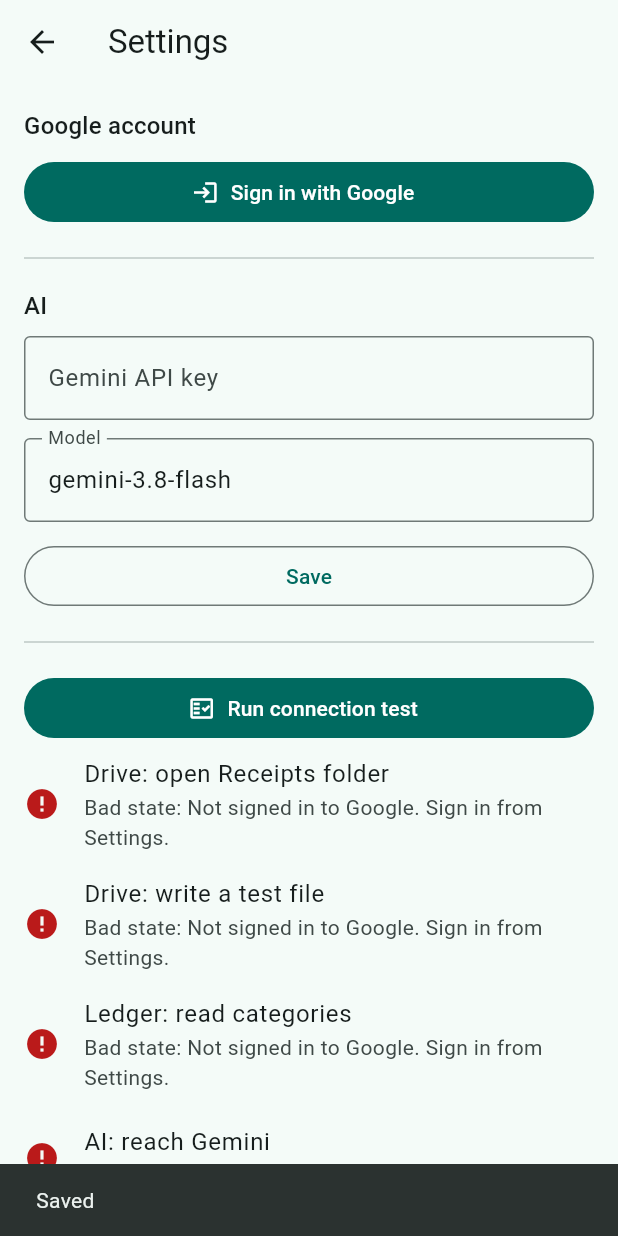
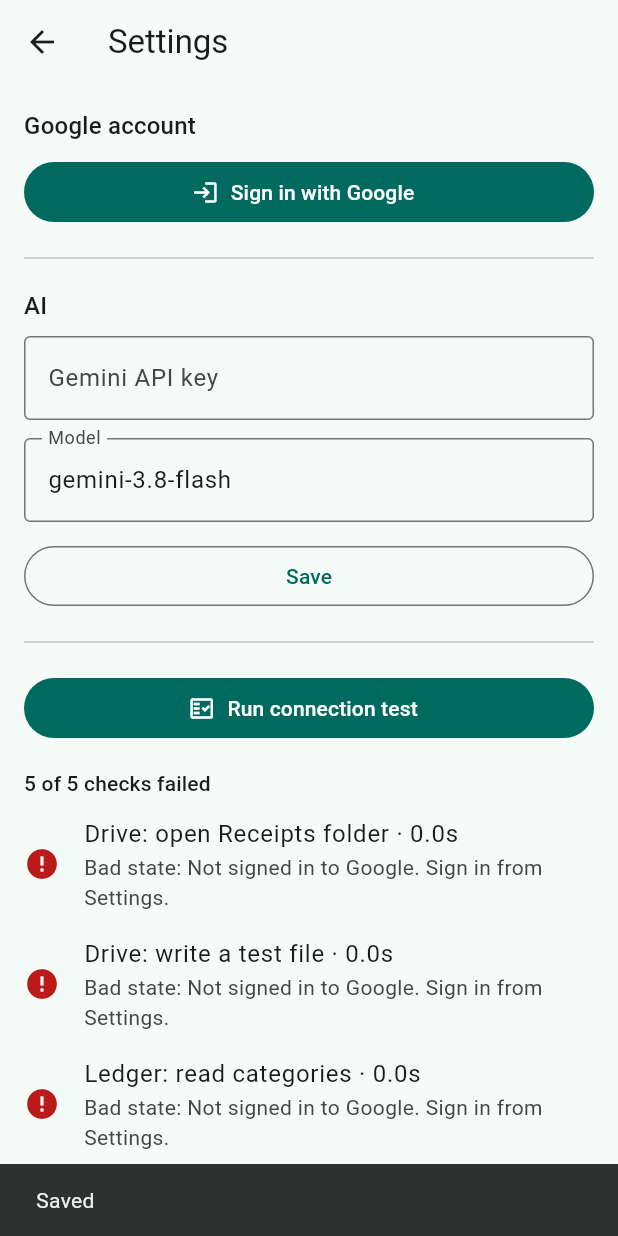
Before and after one commit to melvinloh7/receipt-tracker, a Flutter app: the SettingsScreen screen opened directly, after a tap on "Run connection test", on a phone screen of 412 x 824 dp. Run offline on Flutter 3.47's test engine with Material 3 defaults, Android fonts, the phone set to English and light mode, and no system bars; our stand-ins replace flutter_secure_storage, google_sign_in; accounts and stored records are empty.

Commit message:
Connection test: live per-check progress, run checks in parallel, show retries
Co-Authored-By: Claude Opus 5.5 <noreply@anthropic.com>
Claude-Session: https://claude.ai/code/session_01YWNsTAGP9vw8qSM7Di6MwT

```diff
--- a/lib/screens/settings_screen.dart
+++ b/lib/screens/settings_screen.dart
@@ -1,3 +1,5 @@
+import 'dart:async';
+
 import 'package:flutter/material.dart';
 import 'package:google_sign_in/google_sign_in.dart';
 
@@ -13,11 +15,17 @@ class SettingsScreen extends StatefulWidget {
   State<SettingsScreen> createState() => _SettingsScreenState();
 }
 
-class _CheckResult {
-  _CheckResult(this.name, this.ok, this.detail);
+enum _Status { waiting, running, passed, failed }
+
+/// One line of the connection test, updated live as it runs.
+class _Check {
+  _Check(this.name, this.run);
   final String name;
-  final bool ok;
-  final String detail;
+  final Future<String> Function(void Function(String note) note) run;
+  _Status status = _Status.waiting;
+  String detail = 'Waiting';
+  DateTime? started;
+  Duration? took;
 }
 
 class _SettingsScreenState extends State<SettingsScreen> {
@@ -26,7 +34,8 @@ class _SettingsScreenState extends State<SettingsScreen> {
   final _modelCtrl = TextEditingController();
   bool _busy = false;
   String? _authError;
-  List<_CheckResult> _results = const [];
+  List<_Check> _checks = const [];
+  Timer? _ticker;
 
   @override
   void initState() {
@@ -42,6 +51,7 @@ class _SettingsScreenState extends State<SettingsScreen> {
 
   @override
   void dispose() {
+    _ticker?.cancel();
     _keyCtrl.dispose();
     _modelCtrl.dispose();
     super.dispose();
@@ -71,49 +81,107 @@ class _SettingsScreenState extends State<SettingsScreen> {
     ScaffoldMessenger.of(context).showSnackBar(const SnackBar(content: Text('Saved')));
   }
 
-  Future<_CheckResult> _check(String name, Future<String> Function() run) async {
+  Future<void> _runOne(_Check c) async {
+    setState(() {
+      c.status = _Status.running;
+      c.detail = 'Running';
+      c.started = DateTime.now();
+    });
     try {
-      return _CheckResult(name, true, await run());
+      final result = await c.run((note) {
+        if (mounted) setState(() => c.detail = note);
+      });
+      c.status = _Status.passed;
+      c.detail = result;
     } catch (e) {
-      return _CheckResult(name, false, e.toString());
+      c.status = _Status.failed;
+      c.detail = e.toString();
     }
+    c.took = DateTime.now().difference(c.started!);
+    if (mounted) setState(() {});
   }
 
   Future<void> _runChecks() async {
     await _save();
-    setState(() {
-      _busy = true;
-      _results = const [];
-    });
     final api = GoogleApi();
     final gemini = GeminiClient(_settings);
-    final results = <_CheckResult>[
-      await _check('Drive: open Receipts folder', () async {
+    final checks = [
+      _Check('Drive: open Receipts folder', (_) async {
         return 'Found "${await api.receiptsFolderName()}"';
       }),
-      await _check('Drive: write a test file', () async {
+      _Check('Drive: write a test file', (_) async {
         await api.driveWriteCheck();
         return 'Created and removed a test file';
       }),
-      await _check('Ledger: read categories', () async {
+      _Check('Ledger: read categories', (_) async {
         final cats = await api.readCategories();
         return '${cats.length} categories: ${cats.take(4).join(', ')}…';
       }),
-      await _check('AI: reach Gemini', () => gemini.describeModel()),
-      await _check('AI: Gemini reply', () async {
+      _Check('AI: reach Gemini', (_) => gemini.describeModel()),
+      _Check('AI: Gemini reply', (note) async {
         final reply = await gemini.generateText(
           'Reply with the single word OK.',
           thinkingLevel: 'minimal',
+          onRetry: (attempt, of) => note('Connection dropped, retry $attempt of $of'),
         );
         return 'Replied "$reply"';
       }),
     ];
-    if (mounted) {
-      setState(() {
-        _results = results;
-        _busy = false;
-      });
+    setState(() {
+      _busy = true;
+      _checks = checks;
+    });
+    // Redraw once a second so running checks show their elapsed time.
+    _ticker = Timer.periodic(const Duration(seconds: 1), (_) {
+      if (mounted) setState(() {});
+    });
+    // All checks run at the same time; each line updates as it finishes.
+    await Future.wait(checks.map(_runOne));
+    _ticker?.cancel();
+    if (mounted) setState(() => _busy = false);
+  }
+
+  Widget _statusIcon(_Check c) {
+    switch (c.status) {
+      case _Status.waiting:
+        return const Icon(Icons.schedule, color: Colors.grey);
+      case _Status.running:
+        return const SizedBox(
+          width: 24,
+          height: 24,
+          child: CircularProgressIndicator(strokeWidth: 2.5),
+        );
+      case _Status.passed:
+        return const Icon(Icons.check_circle, color: Colors.green);
+      case _Status.failed:
+        return Icon(Icons.error, color: Theme.of(context).colorScheme.error);
     }
+  }
+
+  String _timing(_Check c) {
+    if (c.took != null) return ' · ${(c.took!.inMilliseconds / 1000).toStringAsFixed(1)}s';
+    if (c.started != null) {
+      return ' · ${DateTime.now().difference(c.started!).inSeconds}s';
+    }
+    return '';
+  }
+
+  Widget _summary() {
+    final done = _checks.where((c) => c.status == _Status.passed || c.status == _Status.failed).length;
+    final failed = _checks.where((c) => c.status == _Status.failed).length;
+    final total = _checks.length;
+    final String text;
+    if (_busy) {
+      text = '$done of $total done';
+    } else if (failed == 0) {
+      text = 'All $total checks passed';
+    } else {
+      text = '$failed of $total checks failed';
+    }
+    return Padding(
+      padding: const EdgeInsets.only(top: 16, bottom: 4),
+      child: Text(text, style: Theme.of(context).textTheme.titleSmall),
+    );
   }
 
   @override
@@ -183,20 +251,14 @@ class _SettingsScreenState extends State<SettingsScreen> {
             icon: const Icon(Icons.fact_check_outlined),
             label: const Text('Run connection test'),
           ),
-          if (_busy) const Padding(
-            padding: EdgeInsets.all(16),
-            child: Center(child: CircularProgressIndicator()),
-          ),
-          for (final r in _results)
+          if (_checks.isNotEmpty) _summary(),
+          for (final c in _checks)
             ListTile(
               contentPadding: EdgeInsets.zero,
-              leading: Icon(
-                r.ok ? Icons.check_circle : Icons.error,
-                color: r.ok ? Colors.green : Theme.of(context).colorScheme.error,
-              ),
-              title: Text(r.name),
+              leading: _statusIcon(c),
+              title: Text('${c.name}${_timing(c)}'),
               // Selectable, so an error can be copied and pasted to Claude.
-              subtitle: SelectableText(r.detail),
+              subtitle: SelectableText(c.detail),
             ),
         ],
       ),
--- a/lib/services/gemini.dart
+++ b/lib/services/gemini.dart
@@ -33,7 +33,11 @@ class GeminiClient {
   }
 
   /// Generates text. [thinkingLevel]: minimal, low, medium or high.
-  Future<String> generateText(String prompt, {String thinkingLevel = 'low'}) async {
+  Future<String> generateText(
+    String prompt, {
+    String thinkingLevel = 'low',
+    void Function(int attempt, int of)? onRetry,
+  }) async {
     final key = await _requireKey();
     final model = await _settings.geminiModel();
     final uri = Uri.parse('$_base/$model:streamGenerateContent?alt=sse');
@@ -70,6 +74,7 @@ class GeminiClient {
         client.close();
       }
       if (attempt < _attempts) {
+        onRetry?.call(attempt + 1, _attempts);
         await Future<void>.delayed(Duration(seconds: attempt * 2));
       }
     }
```
